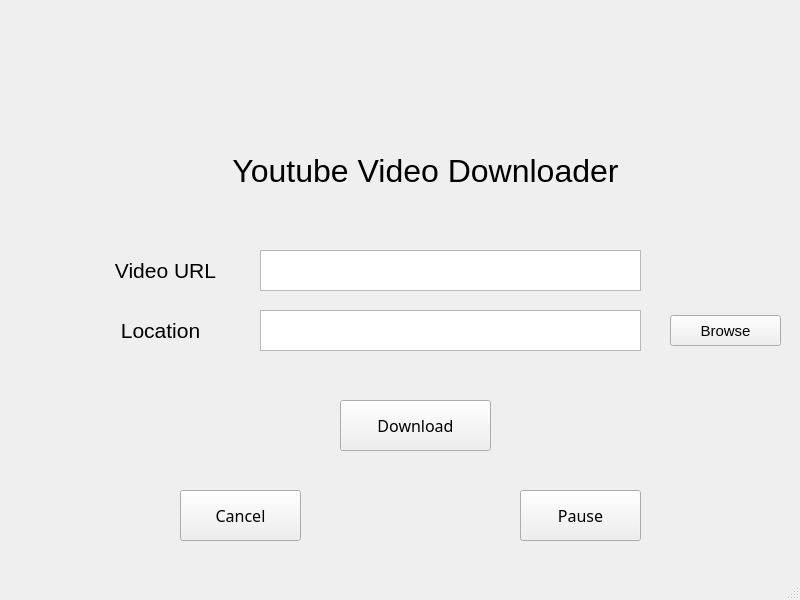
First picture: the form in design/YDD.ui, repository JR016/YVD, before the edit.
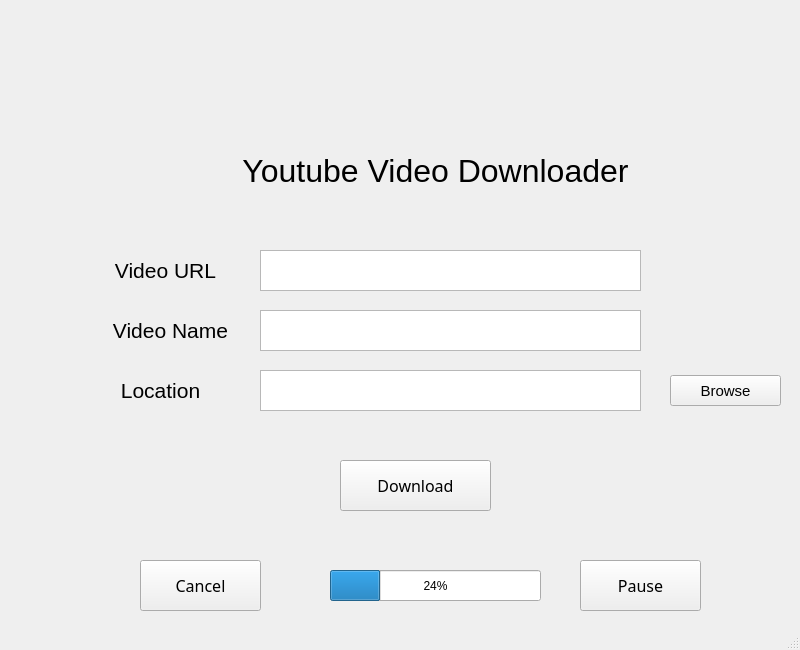
Second picture: the form after the edit. Icons and pictures are not drawn.

Commit message: Finished Youtube Video Downloader Prototype

Patch:
```diff
--- a/design/YDD.ui
+++ b/design/YDD.ui
@@ -7,19 +7,19 @@
     <x>0</x>
     <y>0</y>
     <width>800</width>
-    <height>600</height>
+    <height>650</height>
    </rect>
   </property>
   <property name="minimumSize">
    <size>
     <width>800</width>
-    <height>600</height>
+    <height>650</height>
    </size>
   </property>
   <property name="maximumSize">
    <size>
     <width>800</width>
-    <height>600</height>
+    <height>650</height>
    </size>
   </property>
   <property name="windowTitle">
@@ -33,7 +33,7 @@
    <widget class="QLabel" name="youtube_icon">
     <property name="geometry">
      <rect>
-      <x>340</x>
+      <x>350</x>
       <y>30</y>
       <width>141</width>
       <height>101</height>
@@ -58,7 +58,7 @@
    <widget class="QLabel" name="app_title">
     <property name="geometry">
      <rect>
-      <x>190</x>
+      <x>200</x>
       <y>140</y>
       <width>471</width>
       <height>61</height>
@@ -103,7 +103,7 @@
     <property name="geometry">
      <rect>
       <x>100</x>
-      <y>300</y>
+      <y>360</y>
       <width>121</width>
       <height>61</height>
      </rect>
@@ -150,7 +150,7 @@
     <property name="geometry">
      <rect>
       <x>260</x>
-      <y>310</y>
+      <y>370</y>
       <width>381</width>
       <height>41</height>
      </rect>
@@ -175,7 +175,7 @@
     <property name="geometry">
      <rect>
       <x>670</x>
-      <y>315</y>
+      <y>375</y>
       <width>111</width>
       <height>31</height>
      </rect>
@@ -196,7 +196,7 @@
     <property name="geometry">
      <rect>
       <x>340</x>
-      <y>400</y>
+      <y>460</y>
       <width>151</width>
       <height>51</height>
      </rect>
@@ -214,8 +214,8 @@
    <widget class="QPushButton" name="cancel_button">
     <property name="geometry">
      <rect>
-      <x>180</x>
-      <y>490</y>
+      <x>140</x>
+      <y>560</y>
       <width>121</width>
       <height>51</height>
      </rect>
@@ -233,8 +233,8 @@
    <widget class="QPushButton" name="pause_resume_button">
     <property name="geometry">
      <rect>
-      <x>520</x>
-      <y>490</y>
+      <x>580</x>
+      <y>560</y>
       <width>121</width>
       <height>51</height>
      </rect>
@@ -249,6 +249,66 @@
      <string>Pause</string>
     </property>
    </widget>
+   <widget class="QLabel" name="vid_name_label">
+    <property name="geometry">
+     <rect>
+      <x>110</x>
+      <y>300</y>
+      <width>121</width>
+      <height>61</height>
+     </rect>
+    </property>
+    <property name="font">
+     <font>
+      <family>Segoe UI Symbol</family>
+      <pointsize>16</pointsize>
+     </font>
+    </property>
+    <property name="text">
+     <string>Video Name</string>
+    </property>
+    <property name="alignment">
+     <set>Qt::AlignCenter</set>
+    </property>
+   </widget>
+   <widget class="QTextEdit" name="vid_name_textEdit">
+    <property name="geometry">
+     <rect>
+      <x>260</x>
+      <y>310</y>
+      <width>381</width>
+      <height>41</height>
+     </rect>
+    </property>
+    <property name="font">
+     <font>
+      <family>Segoe UI Light</family>
+      <pointsize>16</pointsize>
+     </font>
+    </property>
+    <property name="verticalScrollBarPolicy">
+     <enum>Qt::ScrollBarAlwaysOff</enum>
+    </property>
+    <property name="horizontalScrollBarPolicy">
+     <enum>Qt::ScrollBarAlwaysOff</enum>
+    </property>
+    <property name="lineWrapMode">
+     <enum>QTextEdit::NoWrap</enum>
+    </property>
+   </widget>
+   <widget class="QProgressBar" name="yt_progressBar">
+    <property name="geometry">
+     <rect>
+      <x>330</x>
+      <y>570</y>
+      <width>211</width>
+      <height>31</height>
+     </rect>
+    </property>
+    <property name="value">
+     <number>24</number>
+    </property>
+   </widget>
   </widget>
   <widget class="QStatusBar" name="statusbar"/>
  </widget>
```
The commit also changes 17 other files.
